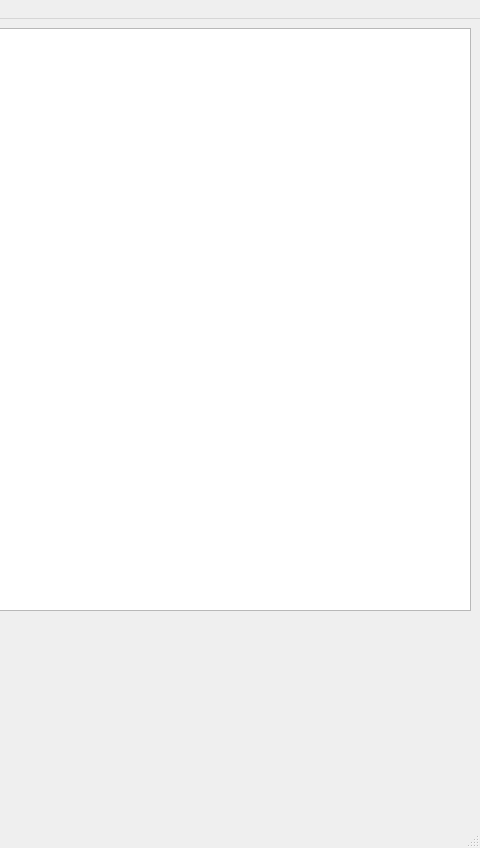
The window that resources/fiber_tool.ui (vikba/Fiberpose) describes before a commit, drawn with Qt 5; both pictures show x 399 to 879 and y 0 to 848 of the 879 by 848 pixel window.
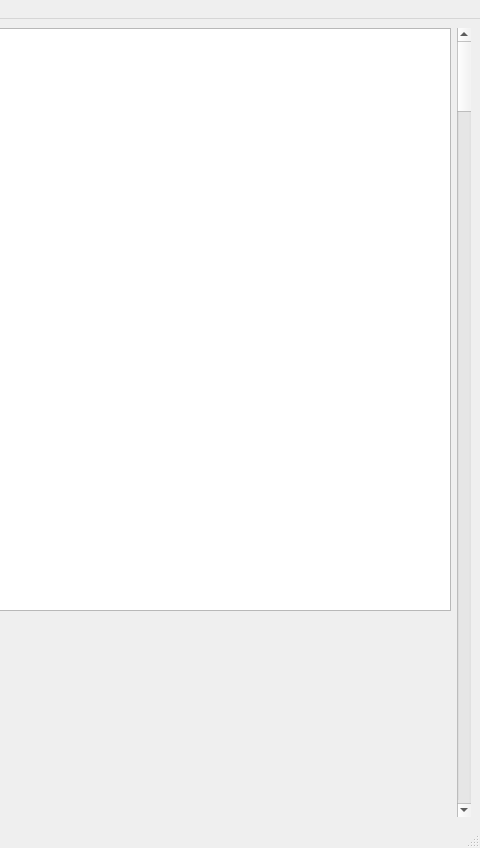
The same window after the commit. Custom widgets are drawn as their Qt base class.

Diff of the .ui file:
```diff
--- a/resources/fiber_tool.ui
+++ b/resources/fiber_tool.ui
@@ -834,6 +834,13 @@
       </item>
      </layout>
     </item>
+    <item>
+     <widget class="QScrollBar" name="z_scroll">
+      <property name="orientation">
+       <enum>Qt::Orientation::Vertical</enum>
+      </property>
+     </widget>
+    </item>
    </layout>
   </widget>
   <widget class="QMenuBar" name="menubar">
```
Left out of the diff: 6 changed lines with no effect on the pictures.
